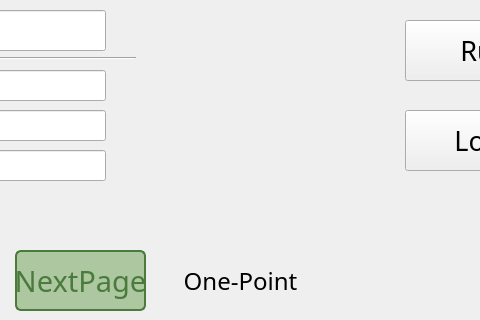
This is monitoring_interface.ui in qingdouke/TemakViews as Qt 5 draws it before an edit; both pictures show x 655 to 1135 and y 480 to 800 of the 1280 by 800 pixel window. The edited form follows.
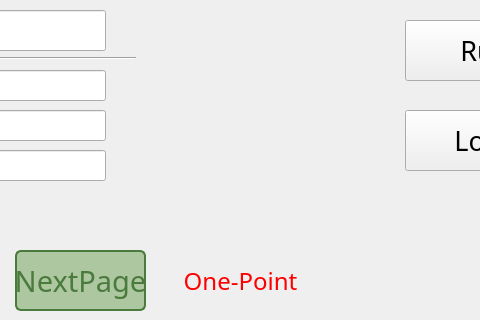
This is the edited form.

What changed in the file:
```diff
--- a/monitoring_interface.ui
+++ b/monitoring_interface.ui
@@ -1183,6 +1183,12 @@
        <pointsize>18</pointsize>
       </font>
      </property>
+     <property name="styleSheet">
+      <string notr="true">QLabel {
+    /* 正常状态 */	
+    color:rgb(253, 0, 0);
+}</string>
+     </property>
      <property name="text">
       <string>One-Point</string>
      </property>
```
